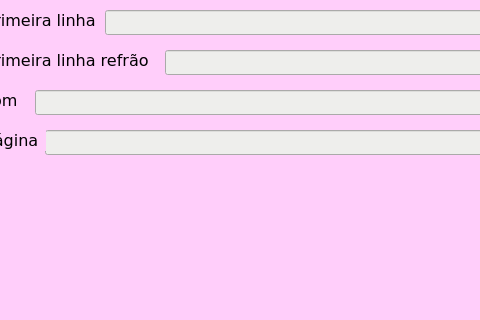
Qt form cadastro_cifra.ui (paulameg/TEI-projeto_final) before a commit; both pictures show x 165 to 645 and y 280 to 600 of the 800 by 600 pixel window.
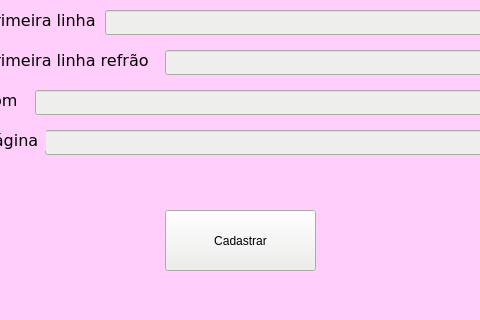
The same form after that commit.

Commit message: Cadastrar cifras/tela/bd

Patch:
```diff
--- a/cadastro_cifra.ui
+++ b/cadastro_cifra.ui
@@ -308,6 +308,35 @@
      <string>Página</string>
     </property>
    </widget>
+   <widget class="QPushButton" name="pushButton_2">
+    <property name="geometry">
+     <rect>
+      <x>330</x>
+      <y>490</y>
+      <width>151</width>
+      <height>61</height>
+     </rect>
+    </property>
+    <property name="styleSheet">
+     <string notr="true">background-color: rgb(238, 238, 236);</string>
+    </property>
+    <property name="text">
+     <string>Cadastrar</string>
+    </property>
+   </widget>
+   <widget class="QLabel" name="label_10">
+    <property name="geometry">
+     <rect>
+      <x>230</x>
+      <y>460</y>
+      <width>341</width>
+      <height>17</height>
+     </rect>
+    </property>
+    <property name="text">
+     <string/>
+    </property>
+   </widget>
   </widget>
   <widget class="QMenuBar" name="menubar">
    <property name="geometry">
```
The commit also changes 3 other files.
